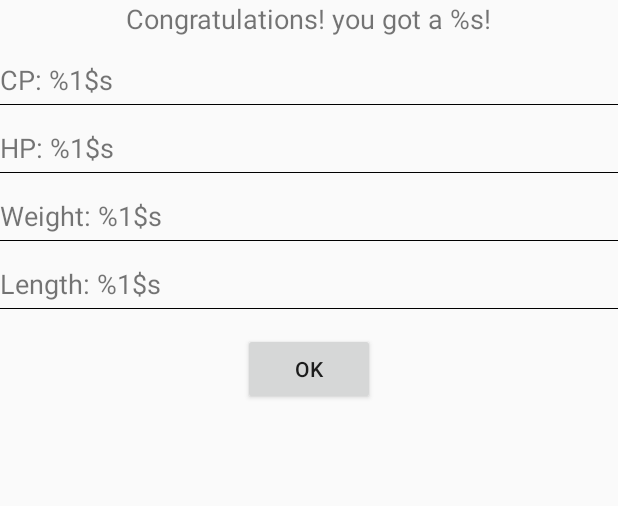
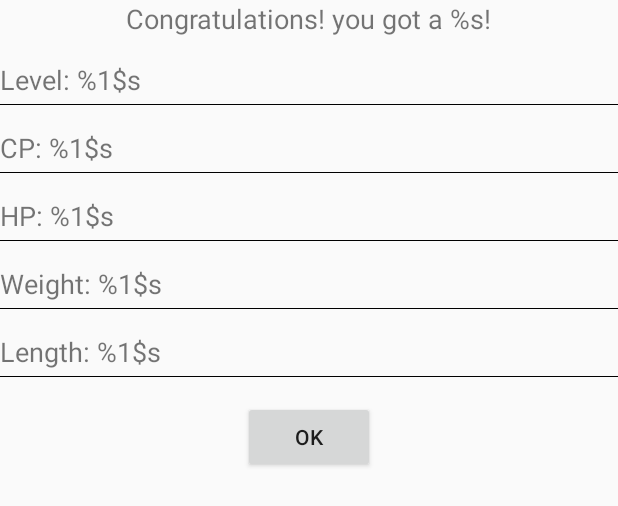
Before and after one commit to f3lixz/EggSimulatorv2, an Android app: the layout pokemon_dialog.xml on its own in the app's theme, with its tools: preview values and no code run, on a phone screen of 412 x 824 dp. Shown: the top 506 px of the screen. Run offline under Robolectric (Android 15) with nearby library versions, the phone set to English and light mode, and no system bars.

Commit message:
implement pokepop dialog

```diff
--- a/app/src/main/java/se/eggmaster/eggsimulator/Fragments/EggChooserFragment.java
+++ b/app/src/main/java/se/eggmaster/eggsimulator/Fragments/EggChooserFragment.java
@@ -10,6 +10,7 @@ import android.widget.Button;
 import android.widget.ImageView;
 import android.widget.Toast;
 
+import se.eggmaster.eggsimulator.MainActivity;
 import se.eggmaster.eggsimulator.R;
 
 /**
@@ -73,6 +74,7 @@ public class EggChooserFragment extends Fragment implements View.OnClickListener
             selected = "10km";
 
         Toast.makeText(getActivity(), selected, Toast.LENGTH_SHORT).show();
+        ((MainActivity) getActivity()).replaceFragment(new EggOpenerFragment());
 
     }
 }
--- a/app/src/main/java/se/eggmaster/eggsimulator/UI/PokePopDialog.java
+++ b/app/src/main/java/se/eggmaster/eggsimulator/UI/PokePopDialog.java
@@ -17,7 +17,7 @@ import se.eggmaster.eggsimulator.R;
  */
 public class PokePopDialog extends Dialog implements View.OnClickListener {
 
-    private TextView mHPText, mCPText, mHeightText, mWeightText;
+    private TextView mLevelText, mHPText, mCPText, mHeightText, mWeightText;
     private Button mOkButton;
 
     public PokePopDialog(Context context) {
@@ -33,11 +33,13 @@ public class PokePopDialog extends Dialog implements View.OnClickListener {
         super.onCreate(savedInstanceState);
         requestWindowFeature(Window.FEATURE_NO_TITLE);
         setContentView(R.layout.pokemon_dialog);
+        mLevelText = (TextView) findViewById(R.id.levelText);
         mHPText = (TextView) findViewById(R.id.hpText);
         mCPText = (TextView) findViewById(R.id.cpText);
         mWeightText = (TextView) findViewById(R.id.weightText);
         mHeightText = (TextView) findViewById(R.id.heightText);
         mOkButton= (Button) findViewById(R.id.ok_button);
+        mOkButton.setOnClickListener(this);
     }
 
     public void setPokemon() {
--- a/app/src/main/res/layout/pokemon_dialog.xml
+++ b/app/src/main/res/layout/pokemon_dialog.xml
@@ -8,6 +8,20 @@
         android:text="@string/pokepop_title"
         android:textSize="18sp"
         android:layout_gravity="center_horizontal"/>
+
+    <TextView
+        android:id="@+id/lvlText"
+        android:paddingTop="16dp"
+        android:textSize="18sp"
+        android:layout_width="wrap_content"
+        android:layout_height="wrap_content"
+        android:text="@string/pokepop_level"
+        />
+    <View
+        android:layout_marginTop="4dp"
+        android:layout_width="match_parent"
+        android:layout_height="1px"
+        android:background="@android:color/black"/>
 
     <TextView
         android:id="@+id/cpText"
--- a/app/src/main/res/values/strings.xml
+++ b/app/src/main/res/values/strings.xml
@@ -3,6 +3,7 @@
     <string name="player_level_text">What level do you want to simulate being?</string>
     <string name="pokepop_title">Congratulations! you got a %s!</string>
     <string name="pokepop_name">Name: %1$s</string>
+    <string name="pokepop_level">Level: %1$s</string>
     <string name="pokepop_hp">HP: %1$s</string>
     <string name="pokepop_cp">CP: %1$s</string>
     <string name="pokepop_weight">Weight: %1$s</string>
```
Also changed, not shown: app/src/main/java/se/eggmaster/eggsimulator/Fragments/EggOpenerFragment.java (+9 -0 lines), 1 other file.
